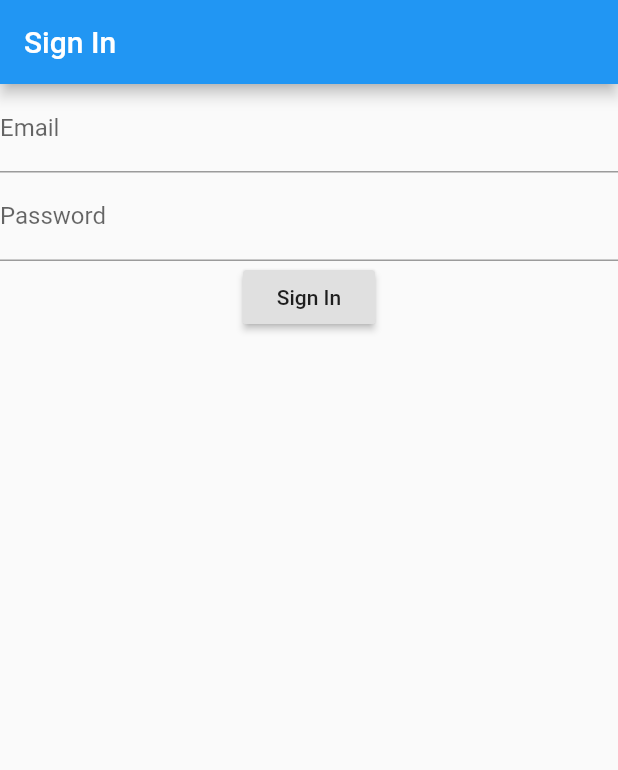
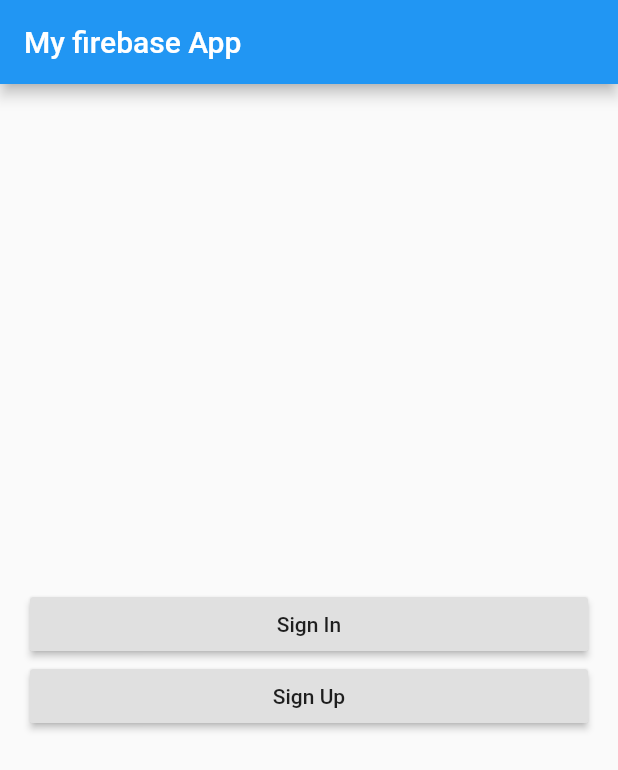
Before and after one commit to stonecoldanmol/firebase_flutter, a Flutter app: the screen it shows after launch, on a phone screen of 412 x 824 dp. Shown: the top 770 px of the screen. Run offline on Flutter 3.47's test engine with Material 2 defaults, Android fonts, the phone set to English and light mode, and no system bars; our stand-ins replace firebase_auth; accounts and stored records are empty.

Commit message:
Added Sign Up Option.

```diff
--- /dev/null
+++ b/lib/Pages/Setups/welcome.dart
@@ -0,0 +1,48 @@
+import 'package:firebase_flutter/Pages/Setups/LoginPage.dart';
+import 'package:firebase_flutter/Pages/Setups/sign_up.dart';
+import 'package:flutter/material.dart';
+
+
+class WelcomePage extends StatefulWidget {
+  @override
+  _WelcomePageState createState() => _WelcomePageState();
+}
+
+class _WelcomePageState extends State<WelcomePage> {
+  @override
+  Widget build(BuildContext context) {
+    return Scaffold(
+      appBar: AppBar(
+        title: Text('My firebase App'),
+      ),
+      body: Padding(
+        padding: const EdgeInsets.all(20.0),
+        child: Column(
+          mainAxisAlignment: MainAxisAlignment.center,
+          crossAxisAlignment: CrossAxisAlignment.stretch,
+          children: <Widget>[
+            RaisedButton(
+              onPressed: navigateToSignIn,
+              child: Text('Sign In'),
+            ),
+            RaisedButton(
+              onPressed: navigateToSignUp,
+              child: Text('Sign Up'),
+            ),
+          ],
+        ),
+      ),
+    );
+  }
+
+  void navigateToSignIn(){
+    Navigator.push(context, MaterialPageRoute(builder: (context)=>LoginPage(),fullscreenDialog: true));
+  }
+
+  void navigateToSignUp(){
+    Navigator.push(context, MaterialPageRoute(builder: (context)=>SignUpPage(),fullscreenDialog: true));
+  }
+
+
+
+}
--- a/lib/main.dart
+++ b/lib/main.dart
@@ -1,4 +1,6 @@
-import 'package:firebase_flutter/Setups/LoginPage.dart';
+
+import 'package:firebase_flutter/Pages/Setups/LoginPage.dart';
+import 'package:firebase_flutter/Pages/Setups/welcome.dart';
 import 'package:flutter/material.dart';
 
 void main() {
@@ -14,7 +16,7 @@ class MyApp extends StatelessWidget {
       theme: ThemeData(
         primarySwatch: Colors.blue,
       ),
-      home: LoginPage(),
+      home: WelcomePage(),
     );
   }
 }
```
Also changed, not shown: lib/Pages/Setups/sign_up.dart (added, +65 -0 lines), lib/Pages/Setups/LoginPage.dart (renamed from lib/Setups/LoginPage.dart).
